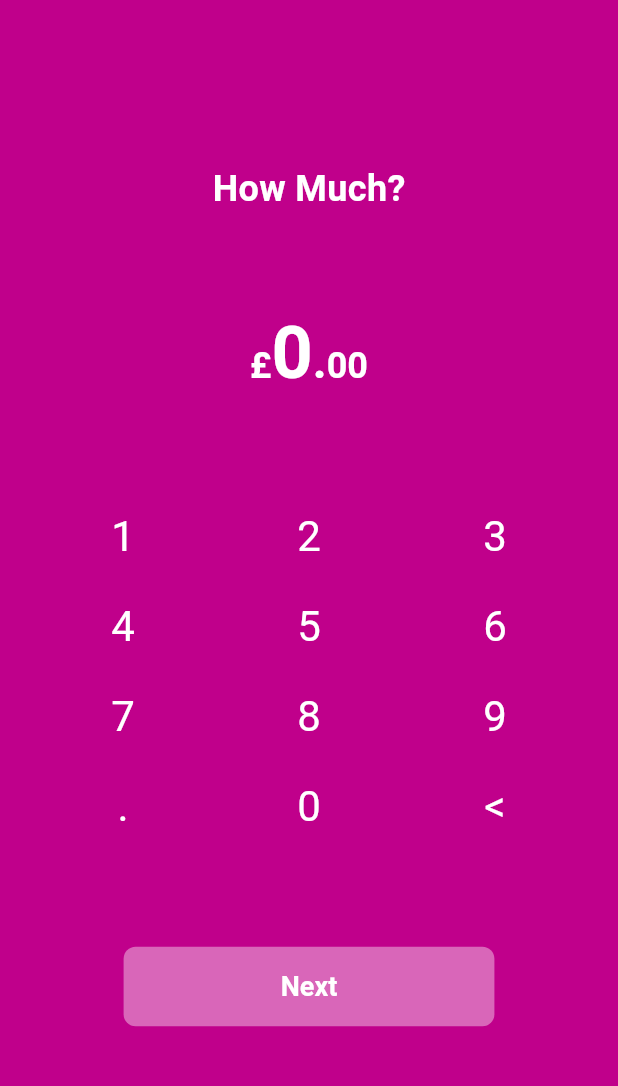
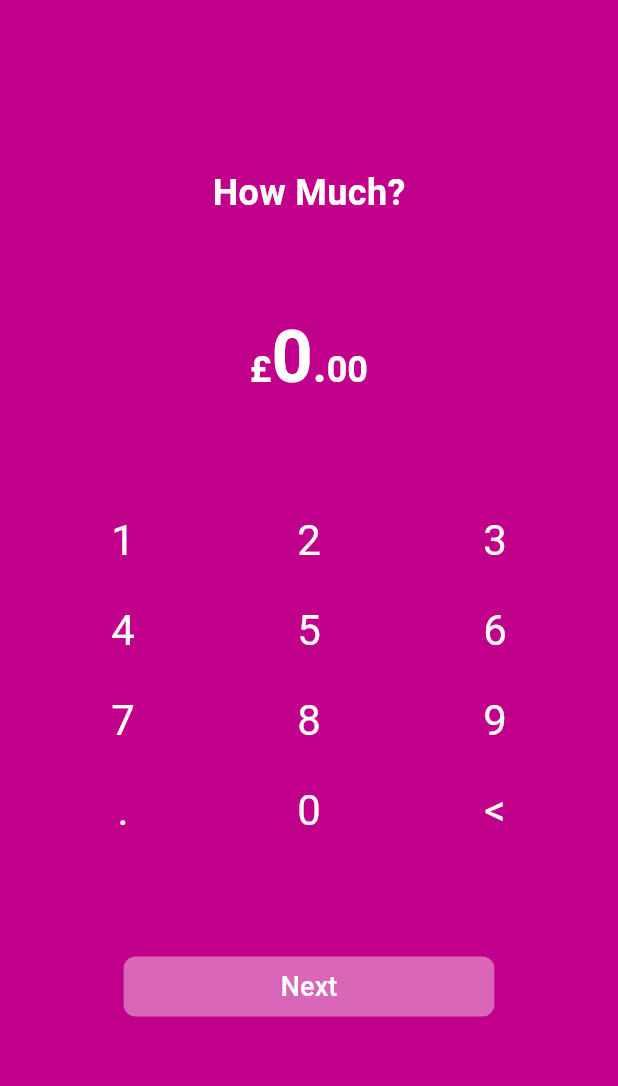
Before and after one commit to fabiocataldodev/money_app, a Flutter app: the screen it shows after launch, after a tap on "Pay", on a phone screen of 412 x 824 dp, the part 65-1151 px from its top. Run offline on Flutter 3.47's test engine with Material 3 defaults, Android fonts, the phone set to English and light mode, and no system bars; our stand-ins replace get, get_storage; network calls fail.

Commit message:
bug fixed

```diff
--- a/lib/src/app_config/theme/app_theme.dart
+++ b/lib/src/app_config/theme/app_theme.dart
@@ -7,28 +7,5 @@ class AppTheme {
     appBarTheme: const AppBarTheme(
       backgroundColor: AppColors.primaryColor,
     ),
-    elevatedButtonTheme: ElevatedButtonThemeData(
-      style: ButtonStyle(
-        backgroundColor: WidgetStateProperty.all<Color>(Colors.transparent),
-        padding: WidgetStateProperty.all<EdgeInsets>(
-          const EdgeInsets.symmetric(vertical: 16.0, horizontal: 24.0),
-        ),
-        shape: WidgetStateProperty.all<RoundedRectangleBorder>(
-          RoundedRectangleBorder(
-            side: BorderSide(color: Colors.grey[200]!, width: 1.0),
-            borderRadius: BorderRadius.circular(12.0),
-          ),
-        ),
-        textStyle: WidgetStateProperty.all<TextStyle>(
-          const TextStyle(
-            fontSize: 18.0,
-            fontWeight: FontWeight.w700,
-          ),
-        ),
-        foregroundColor:
-            WidgetStateProperty.all<Color>(const Color(0xFF333333)),
-        elevation: WidgetStateProperty.all<double>(4),
-      ),
-    ),
   );
 }
--- a/lib/src/ui/currency_converter/currency_converter_controller.dart
+++ b/lib/src/ui/currency_converter/currency_converter_controller.dart
@@ -20,11 +20,9 @@ class CurrencyConverterController extends GetxController {
     super.onInit();
     fetchCurrencies();
 
-    // Listen for changes in baseAmount and selectedCurrency
     ever(baseAmount, (_) => convertCurrency());
     ever(selectedCurrency, (_) => convertCurrency());
 
-    // Initial conversion if both baseAmount and selectedCurrency are set
     if (baseAmount.value > 0 && selectedCurrency.value.isNotEmpty) {
       convertCurrency();
     }
--- a/lib/src/ui/currency_converter/currency_converter_page.dart
+++ b/lib/src/ui/currency_converter/currency_converter_page.dart
@@ -1,5 +1,4 @@
 import 'package:flutter/material.dart';
-import 'package:flutter/widgets.dart';
 import 'package:get/get.dart';
 import 'package:intl/intl.dart';
 import 'package:money_app/src/app_config/colors/app_colors.dart';
--- a/lib/src/ui/home_page/widgets/activity_list.dart
+++ b/lib/src/ui/home_page/widgets/activity_list.dart
@@ -48,7 +48,7 @@ class ActivityList extends GetView<HomeController> {
           transactionWidgets.addAll(
             transactions.map((transaction) {
               return Dismissible(
-                key: Key(transaction.id), // Use o id como chave
+                key: Key(transaction.id),
                 direction: DismissDirection.endToStart,
                 onDismissed: (direction) {
                   controller.deleteTransaction(transaction.id);
```
